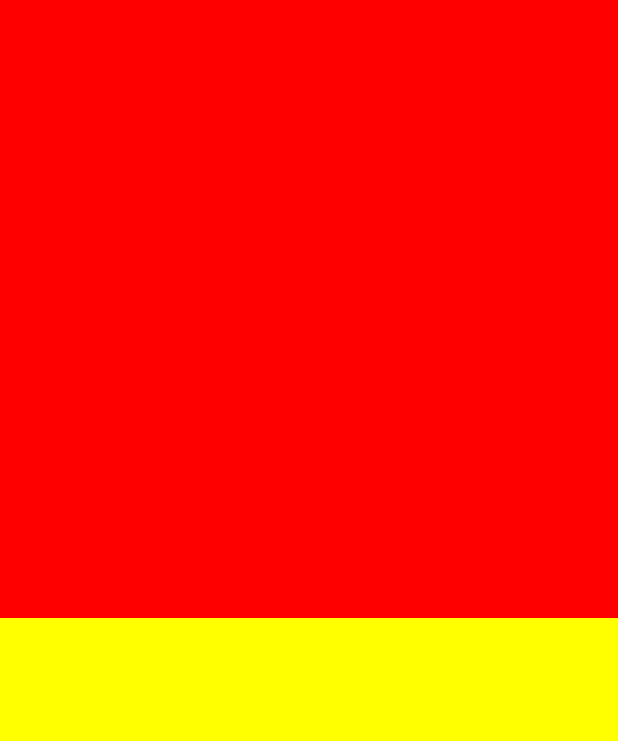
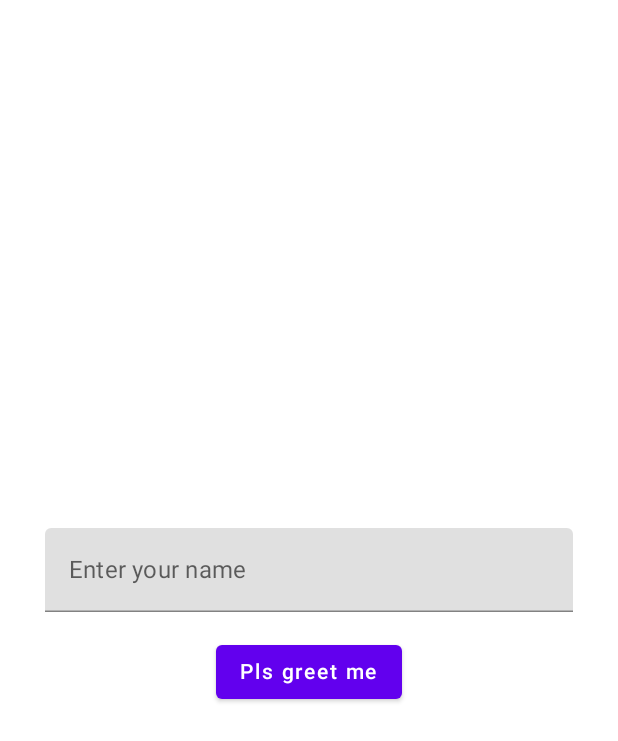
Before and after one commit to SargisKhlopuzyan/JetpackCompose, an Android app built with Jetpack Compose: the screen it shows after launch (MainActivity), on a phone screen of 412 x 824 dp. Shown: the top 741 px of the screen. Run offline under Robolectric (Android 15) with nearby library versions, the phone set to English and light mode, and no system bars.

Commit message:
Textfields, Buttons & Showing Snackbars - Android Jetpack Compose - Part 7

```diff
--- a/app/src/main/java/com/sargis/khlopuzyan/jetpackcompose/MainActivity.kt
+++ b/app/src/main/java/com/sargis/khlopuzyan/jetpackcompose/MainActivity.kt
@@ -3,19 +3,15 @@ package com.sargis.khlopuzyan.jetpackcompose
 import android.os.Bundle
 import androidx.activity.ComponentActivity
 import androidx.activity.compose.setContent
-import androidx.compose.foundation.background
-import androidx.compose.foundation.clickable
-import androidx.compose.foundation.layout.Box
-import androidx.compose.foundation.layout.Column
-import androidx.compose.foundation.layout.fillMaxSize
-import androidx.compose.runtime.Composable
-import androidx.compose.runtime.mutableStateOf
-import androidx.compose.runtime.remember
+import androidx.compose.foundation.layout.*
+import androidx.compose.material.*
+import androidx.compose.runtime.*
+import androidx.compose.ui.Alignment
 import androidx.compose.ui.Modifier
-import androidx.compose.ui.graphics.Color
 import androidx.compose.ui.tooling.preview.Preview
+import androidx.compose.ui.unit.dp
 import com.sargis.khlopuzyan.jetpackcompose.ui.theme.JetpackComposeTheme
-import kotlin.random.Random
+import kotlinx.coroutines.launch
 
 class MainActivity : ComponentActivity() {
 
@@ -23,26 +19,51 @@ class MainActivity : ComponentActivity() {
         super.onCreate(savedInstanceState)
 
         setContent {
-            Column(Modifier.fillMaxSize()) {
 
-                val color = remember {
-                    mutableStateOf(Color.Yellow)
+            val scaffoldState = rememberScaffoldState()
+            var textFieldState by remember {
+                mutableStateOf("")
+            }
+
+            val scope = rememberCoroutineScope()
+
+            Scaffold(
+                modifier = Modifier.fillMaxSize(),
+                scaffoldState = scaffoldState
+            ) {
+                Column(
+                    horizontalAlignment = Alignment.CenterHorizontally,
+                    verticalArrangement = Arrangement.Center,
+                    modifier = Modifier
+                        .fillMaxSize()
+                        .padding(horizontal = 30.dp)
+                ) {
+                    TextField(
+                        value = textFieldState,
+                        label = {
+                            Text("Enter your name")
+                        },
+                        onValueChange = {
+                            textFieldState = it
+                        },
+                        singleLine = true,
+                        modifier = Modifier.fillMaxWidth()
+                    )
+
+                    Spacer(modifier = Modifier.height(16.dp))
+
+                    Button(onClick = {
+                        scope.launch {
+                            scaffoldState.snackbarHostState.showSnackbar(
+                                message = "Hello $textFieldState",
+//                            actionLabel = null,
+//                            duration = SnackbarDuration.Long
+                            )
+                        }
+                    }) {
+                        Text(text = "Pls greet me")
+                    }
                 }
-
-                ColorBox(
-                    Modifier
-                        .weight(1f)
-                        .fillMaxSize()
-                ) {
-                    color.value = it
-                }
-
-                Box(
-                    modifier = Modifier
-                        .background(color.value)
-                        .weight(1f)
-                        .fillMaxSize()
-                )
             }
         }
     }
@@ -54,22 +75,3 @@ fun DefaultPreview() {
     JetpackComposeTheme {
     }
 }
-
-@Composable
-fun ColorBox(
-    modifier: Modifier = Modifier,
-    updateColor: (Color) -> Unit
-) {
-    Box(modifier = modifier
-        .background(Color.Red)
-        .clickable {
-            val color = Color(
-                Random.nextFloat(),
-                Random.nextFloat(),
-                Random.nextFloat(),
-                1f
-            )
-            updateColor(color)
-        }
-    )
-}
```
